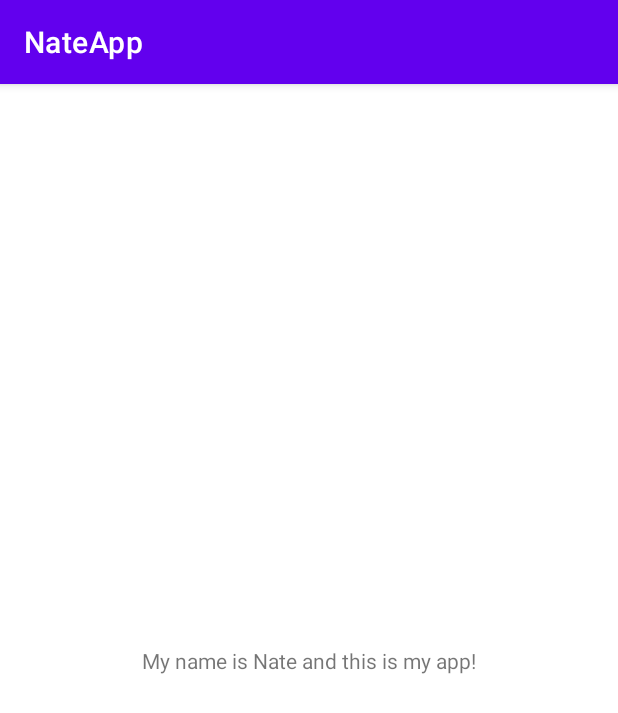
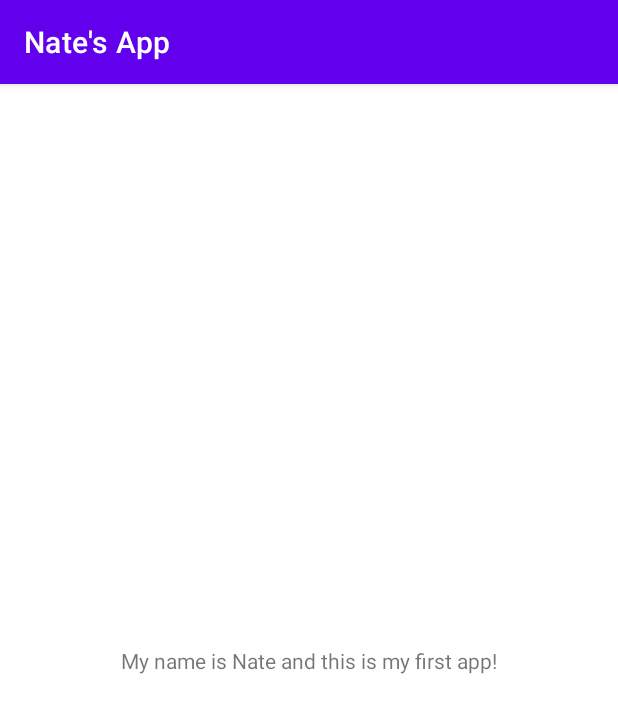
Before and after one commit to nceres/NateApp-AD340-S21, an Android app: the screen it shows after launch (MainActivity), on a phone screen of 412 x 824 dp. Shown: the top 713 px of the screen. Run offline under Robolectric (Android 15) with nearby library versions, the phone set to English and light mode, and no system bars.

Commit message:
Updated app name and activity text

```diff
--- a/app/src/main/AndroidManifest.xml
+++ b/app/src/main/AndroidManifest.xml
@@ -5,7 +5,7 @@
     <application
         android:allowBackup="true"
         android:icon="@mipmap/ic_launcher"
-        android:label="@string/app_name"
+        android:label="Nate's App"
         android:roundIcon="@mipmap/ic_launcher_round"
         android:supportsRtl="true"
         android:theme="@style/Theme.NateApp">
--- a/app/src/main/res/layout/activity_main.xml
+++ b/app/src/main/res/layout/activity_main.xml
@@ -9,7 +9,7 @@
     <TextView
         android:layout_width="wrap_content"
         android:layout_height="wrap_content"
-        android:text="My name is Nate and this is my app!"
+        android:text="My name is Nate and this is my first app!"
         app:layout_constraintBottom_toBottomOf="parent"
         app:layout_constraintLeft_toLeftOf="parent"
         app:layout_constraintRight_toRightOf="parent"
```
